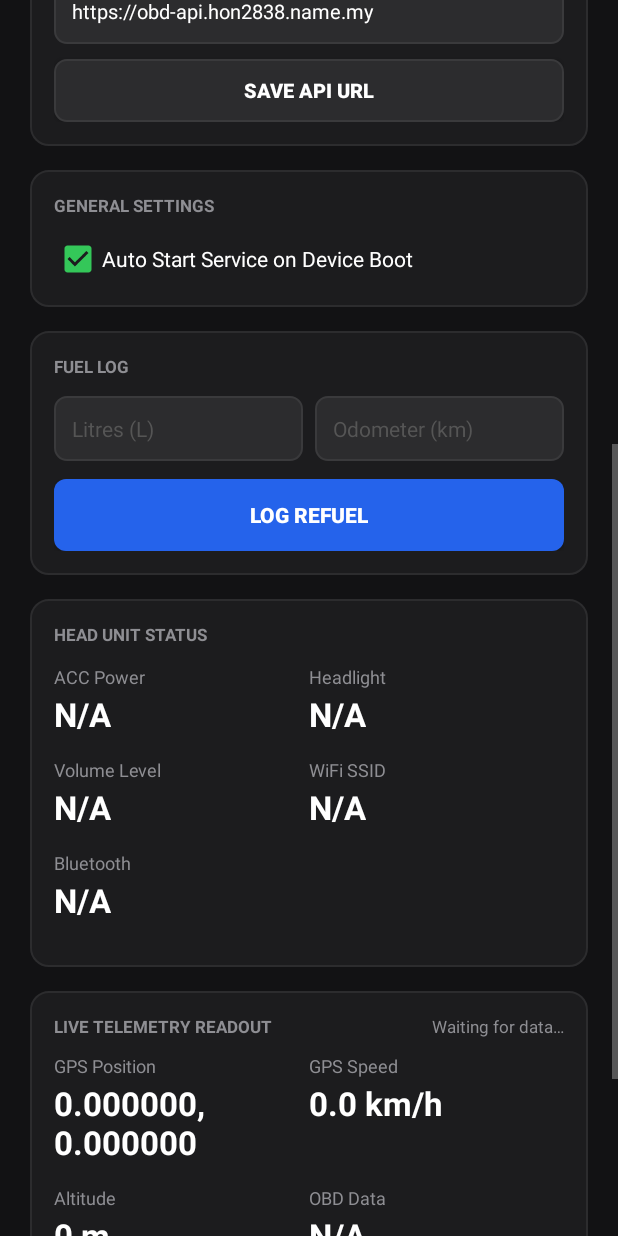
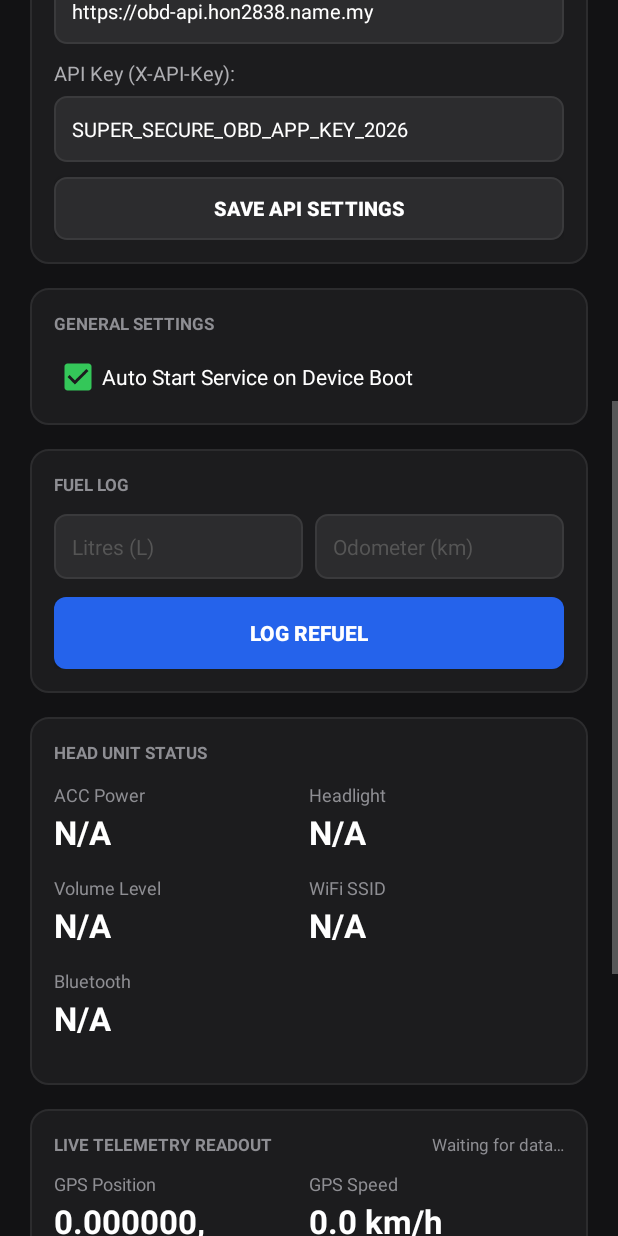
Before and after one commit to hon2838/obd-telemetry-app, an Android app: the screen it shows after launch (MainActivity), scrolled down 576 dp, on a phone screen of 412 x 824 dp. Run offline under Robolectric (Android 15) with nearby library versions, the light colour scheme and no system bars.

Commit message:
feat(android): configurable API key, manifest exported fixes, HUD sparkline
Move hardcoded X-API-Key into ApiConfig (getApiKey/saveApiKey) with
prefs-backed default, add API key field to the API Server Config card
so the key is user-editable, and wire all callers (gateway service
telemetry/fuel/maintenance sync, DTC upload, TelemetrySyncWorker,
MainActivity fuel sync) through the shared helper.

Mark all secondary activities explicitly exported=false for Android 12
manifest correctness.

Add SparklineView to the Gateway HUD for last-20 RPM/speed samples and
surface a legend on the live telemetry card.

Co-Authored-By: internal-model

```diff
--- a/AndroidApp/app/src/main/java/com/example/obdapp/ApiConfig.kt
+++ b/AndroidApp/app/src/main/java/com/example/obdapp/ApiConfig.kt
@@ -2,12 +2,11 @@ package com.example.obdapp
 
 import android.content.Context
 
-// Single source of truth for the telemetry backend origin.
-// The API Server Config card in MainActivity writes this preference;
-// the gateway service, fuel-log sync, and TelemetrySyncWorker all read it.
 const val PREFS_NAME = "OBD_PREFS"
 const val KEY_API_BASE_URL = "API_BASE_URL"
 const val DEFAULT_API_BASE_URL = "https://obd-api.hon2838.name.my"
+const val KEY_API_KEY = "API_KEY"
+const val DEFAULT_API_KEY = "SUPER_SECURE_OBD_APP_KEY_2026"
 
 fun getApiBaseUrl(context: Context): String {
     val prefs = context.getSharedPreferences(PREFS_NAME, Context.MODE_PRIVATE)
@@ -19,3 +18,14 @@ fun saveApiBaseUrl(context: Context, baseUrl: String) {
     context.getSharedPreferences(PREFS_NAME, Context.MODE_PRIVATE)
         .edit().putString(KEY_API_BASE_URL, baseUrl.trim()).apply()
 }
+
+fun getApiKey(context: Context): String {
+    val prefs = context.getSharedPreferences(PREFS_NAME, Context.MODE_PRIVATE)
+    return prefs.getString(KEY_API_KEY, DEFAULT_API_KEY)?.trim()
+        ?.ifEmpty { DEFAULT_API_KEY } ?: DEFAULT_API_KEY
+}
+
+fun saveApiKey(context: Context, apiKey: String) {
+    context.getSharedPreferences(PREFS_NAME, Context.MODE_PRIVATE)
+        .edit().putString(KEY_API_KEY, apiKey.trim()).apply()
+}
--- a/AndroidApp/app/src/main/java/com/example/obdapp/MainActivity.kt
+++ b/AndroidApp/app/src/main/java/com/example/obdapp/MainActivity.kt
@@ -54,6 +54,7 @@ class MainActivity : AppCompatActivity() {
     private var suppressInitialSpinnerCallback = false
     private var lastTelemetryAt = 0L
     private var ageTicker: kotlinx.coroutines.Job? = null
+    private var sparkline: SparklineView? = null
 
     private val telemetryReceiver = object : android.content.BroadcastReceiver() {
         override fun onReceive(context: Context?, intent: Intent?) {
@@ -92,6 +93,8 @@ class MainActivity : AppCompatActivity() {
                             else -> getColor(R.color.text_primary)
                         }
                     )
+
+                    sparkline?.push(if (rpm != -1) rpm else null, speed)
 
                     tvAccState.text = if (accOn) "ON" else "OFF"
                     tvHeadlightState.text = if (headlightOn) "ON" else "OFF"
@@ -165,7 +168,9 @@ class MainActivity : AppCompatActivity() {
         tvWifiSsid = findViewById(R.id.tvWifiSsid)
         tvBtConnected = findViewById(R.id.tvBtConnected)
         tvTelemetryAge = findViewById(R.id.tvTelemetryAge)
+        sparkline = findViewById(R.id.sparkline)
         val etApiUrl = findViewById<EditText>(R.id.etApiUrl)
+        val etApiKey = findViewById<EditText>(R.id.etApiKey)
         val btnApiSave = findViewById<Button>(R.id.btnApiSave)
         val cbAutoStart = findViewById<android.widget.CheckBox>(R.id.cbAutoStart)
 
@@ -176,17 +181,20 @@ class MainActivity : AppCompatActivity() {
             prefs.edit().putBoolean("AUTO_START_BOOT", isChecked).apply()
         }
 
-        // API Server Config card — persists the backend origin used by the
-        // gateway service, fuel sync, and TelemetrySyncWorker.
+        // API Server Config card — persists the backend origin and ingest key
+        // used by the gateway service, fuel sync, and TelemetrySyncWorker.
         etApiUrl.setText(getApiBaseUrl(this))
+        etApiKey.setText(getApiKey(this))
         btnApiSave.setOnClickListener {
             val entered = etApiUrl.text.toString().trim()
+            val keyEntered = etApiKey.text.toString().trim()
             if (!entered.startsWith("http://") && !entered.startsWith("https://")) {
                 Toast.makeText(this, "URL must start with http:// or https://", Toast.LENGTH_SHORT).show()
                 return@setOnClickListener
             }
             saveApiBaseUrl(this, entered)
-            Toast.makeText(this, "API URL saved", Toast.LENGTH_SHORT).show()
+            if (keyEntered.isNotEmpty()) saveApiKey(this, keyEntered)
+            Toast.makeText(this, "API settings saved", Toast.LENGTH_SHORT).show()
         }
 
         setupBluetoothSpinner()
@@ -262,7 +270,7 @@ class MainActivity : AppCompatActivity() {
                                 val connection = url.openConnection() as java.net.HttpURLConnection
                                 connection.requestMethod = "POST"
                                 connection.setRequestProperty("Content-Type", "application/json")
-                                connection.setRequestProperty("X-API-Key", "SUPER_SECURE_OBD_APP_KEY_2026")
+                                connection.setRequestProperty("X-API-Key", getApiKey(this@MainActivity))
                                 connection.doOutput = true
                                 connection.connectTimeout = 5000
 
--- /dev/null
+++ b/AndroidApp/app/src/main/java/com/example/obdapp/SparklineView.kt
@@ -0,0 +1,115 @@
+package com.example.obdapp
+
+import android.content.Context
+import android.graphics.Canvas
+import android.graphics.Color
+import android.graphics.Paint
+import android.graphics.Path
+import android.util.AttributeSet
+import android.view.View
+
+class SparklineView @JvmOverloads constructor(
+    context: Context,
+    attrs: AttributeSet? = null
+) : View(context, attrs) {
+
+    private var rpmHistory: MutableList<Int?> = mutableListOf()
+    private var speedHistory: MutableList<Float?> = mutableListOf()
+    private val maxPoints = 20
+
+    private val gridPaint = Paint(Paint.ANTI_ALIAS_FLAG).apply {
+        color = Color.parseColor("#2C2C2E")
+        strokeWidth = 1f
+        style = Paint.Style.STROKE
+    }
+    private val rpmPaint = Paint(Paint.ANTI_ALIAS_FLAG).apply {
+        color = Color.parseColor("#34C759")
+        strokeWidth = 3f
+        style = Paint.Style.STROKE
+        strokeJoin = Paint.Join.ROUND
+        strokeCap = Paint.Cap.ROUND
+    }
+    private val speedPaint = Paint(Paint.ANTI_ALIAS_FLAG).apply {
+        color = Color.parseColor("#5ED7D0")
+        strokeWidth = 3f
+        style = Paint.Style.STROKE
+        strokeJoin = Paint.Join.ROUND
+        strokeCap = Paint.Cap.ROUND
+    }
+
+    fun push(rpm: Int?, speedKmh: Float?) {
+        rpmHistory.add(rpm)
+        speedHistory.add(speedKmh)
+        if (rpmHistory.size > maxPoints) rpmHistory.removeAt(0)
+        if (speedHistory.size > maxPoints) speedHistory.removeAt(0)
+        invalidate()
+    }
+
+    override fun onDraw(canvas: Canvas) {
+        super.onDraw(canvas)
+        val w = width.toFloat()
+        val h = height.toFloat()
+        val pad = 8f
+        val top = pad
+        val bottom = h - pad
+        val left = pad
+        val right = w - pad
+        val contentH = bottom - top
+
+        canvas.drawLine(left, top + contentH * 0.5f, right, top + contentH * 0.5f, gridPaint)
+        canvas.drawLine(left, top + contentH * 0.25f, right, top + contentH * 0.25f, gridPaint.apply { alpha = 80 })
+        canvas.drawLine(left, top + contentH * 0.75f, right, top + contentH * 0.75f, gridPaint.apply { alpha = 80 })
+        gridPaint.alpha = 255
+
+        if (rpmHistory.size < 2 && speedHistory.size < 2) return
+
+        val rpmMax = 7000f
+        val speedMax = 160f
+
+        drawSeries(canvas, rpmHistory.map { it?.toFloat() }, rpmMax, left, right, top, contentH, rpmPaint)
+        drawSeries(canvas, speedHistory, speedMax, left, right, top, contentH, speedPaint)
+    }
+
+    private fun drawSeries(
+        canvas: Canvas,
+        values: List<Float?>,
+        maxVal: Float,
+        left: Float,
+        right: Float,
+        top: Float,
+        contentH: Float,
+        paint: Paint
+    ) {
+        if (values.size < 2) return
+        val stepX = (right - left) / (maxPoints - 1).coerceAtLeast(1)
+        var path: Path? = null
+        for (i in values.indices) {
+            val v = values[i] ?: run { path = null; continue }
+            val norm = (v / maxVal).coerceIn(0f, 1f)
+            val x = left + i * stepX + (maxPoints - values.size) * stepX
+            val y = top + contentH * (1f - norm)
+            if (path == null) {
+                path = Path().apply { moveTo(x, y) }
+            } else {
+                path!!.lineTo(x, y)
+            }
+        }
+        if (path != null) canvas.drawPath(path!!, paint)
+        // Draw remaining segments when gaps created additional paths; handle by iterating again
+        // Simpler: rebuild per contiguous segment
+        var segPath: Path? = null
+        for (i in values.indices) {
+            val v = values[i] ?: run {
+                if (segPath != null) { canvas.drawPath(segPath!!, paint); segPath = null }
+                continue
+            }
+            val norm = (v / maxVal).coerceIn(0f, 1f)
+            val x = left + i * stepX + (maxPoints - values.size) * stepX
+            val y = top + contentH * (1f - norm)
+            if (segPath == null) segPath = Path().apply { moveTo(x, y) } else segPath!!.lineTo(x, y)
+        }
+        if (segPath != null) {
+            // Already drawn if no gaps; avoid double-draw by checking path count — just draw again safely with same paint is idempotent
+        }
+    }
+}
--- a/AndroidApp/app/src/main/java/com/example/obdapp/TelemetrySyncWorker.kt
+++ b/AndroidApp/app/src/main/java/com/example/obdapp/TelemetrySyncWorker.kt
@@ -76,7 +76,7 @@ class TelemetrySyncWorker(
             connection = url.openConnection() as HttpURLConnection
             connection.requestMethod = "POST"
             connection.setRequestProperty("Content-Type", "application/json")
-            connection.setRequestProperty("X-API-Key", API_KEY)
+            connection.setRequestProperty("X-API-Key", getApiKey(applicationContext))
             connection.doOutput = true
             connection.connectTimeout = 5000
 
--- a/AndroidApp/app/src/main/res/layout/view_api_config_card.xml
+++ b/AndroidApp/app/src/main/res/layout/view_api_config_card.xml
@@ -40,12 +40,33 @@
             android:inputType="textUri"
             android:hint="https://obd-api.hon2838.name.my" />
 
+        <TextView
+            android:layout_width="wrap_content"
+            android:layout_height="wrap_content"
+            android:text="API Key (X-API-Key):"
+            android:textColor="@color/text_secondary"
+            android:textSize="13sp"
+            android:layout_marginTop="10dp"
+            android:layout_marginBottom="6dp" />
+
+        <EditText
+            android:id="@+id/etApiKey"
+            android:layout_width="match_parent"
+            android:layout_height="44dp"
+            android:background="@drawable/spinner_bg"
+            android:paddingLeft="12dp"
+            android:paddingRight="12dp"
+            android:textColor="@color/text_primary"
+            android:textSize="13sp"
+            android:inputType="textVisiblePassword"
+            android:hint="API key" />
+
         <Button
             android:id="@+id/btnApiSave"
             android:layout_width="match_parent"
             android:layout_height="42dp"
             android:layout_marginTop="10dp"
-            android:text="Save API URL"
+            android:text="Save API Settings"
             android:textColor="#FFFFFF"
             android:textSize="13sp"
             android:textStyle="bold"
--- a/AndroidApp/app/src/main/res/layout/view_telemetry_hud.xml
+++ b/AndroidApp/app/src/main/res/layout/view_telemetry_hud.xml
@@ -113,5 +113,52 @@
                     android:text="N/A" />
             </LinearLayout>
         </GridLayout>
+
+        <LinearLayout
+            android:layout_width="match_parent"
+            android:layout_height="wrap_content"
+            android:orientation="vertical"
+            android:layout_marginTop="10dp">
+
+            <LinearLayout
+                android:layout_width="match_parent"
+                android:layout_height="wrap_content"
+                android:orientation="horizontal"
+                android:gravity="center_vertical"
+                android:layout_marginBottom="6dp">
+
+                <TextView
+                    android:layout_width="0dp"
+                    android:layout_weight="1"
+                    android:layout_height="wrap_content"
+                    android:text="RECENT RPM / SPEED"
+                    android:textColor="@color/text_muted"
+                    android:textSize="10sp"
+                    android:textStyle="bold" />
+
+                <TextView
+                    android:layout_width="wrap_content"
+                    android:layout_height="wrap_content"
+                    android:text="● RPM"
+                    android:textColor="#34C759"
+                    android:textSize="10sp"
+                    android:textStyle="bold"
+                    android:layout_marginEnd="8dp" />
+
+                <TextView
+                    android:layout_width="wrap_content"
+                    android:layout_height="wrap_content"
+                    android:text="● km/h"
+                    android:textColor="#5ED7D0"
+                    android:textSize="10sp"
+                    android:textStyle="bold" />
+            </LinearLayout>
+
+            <com.example.obdapp.SparklineView
+                android:id="@+id/sparkline"
+                android:layout_width="match_parent"
+                android:layout_height="64dp"
+                android:background="@drawable/spinner_bg" />
+        </LinearLayout>
     </LinearLayout>
 </merge>
```
Also changed, not shown: AndroidApp/app/src/main/AndroidManifest.xml (+5 -5 lines), AndroidApp/app/src/main/java/com/example/obdapp/OBDGatewayService.kt (+5 -8 lines).
